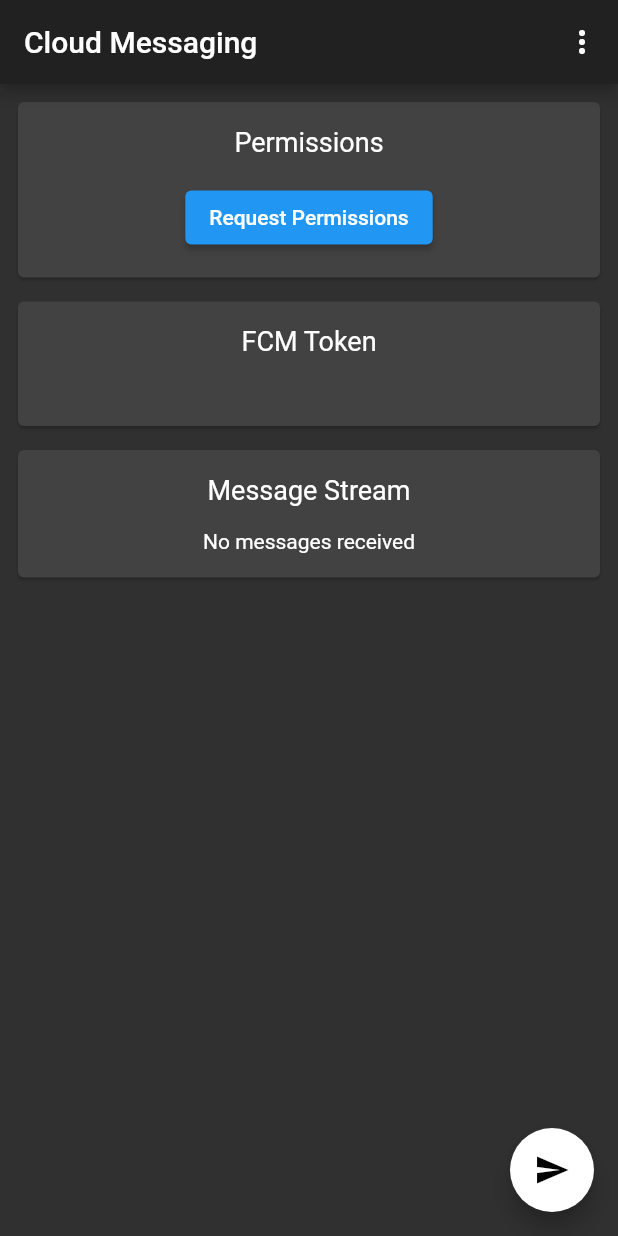
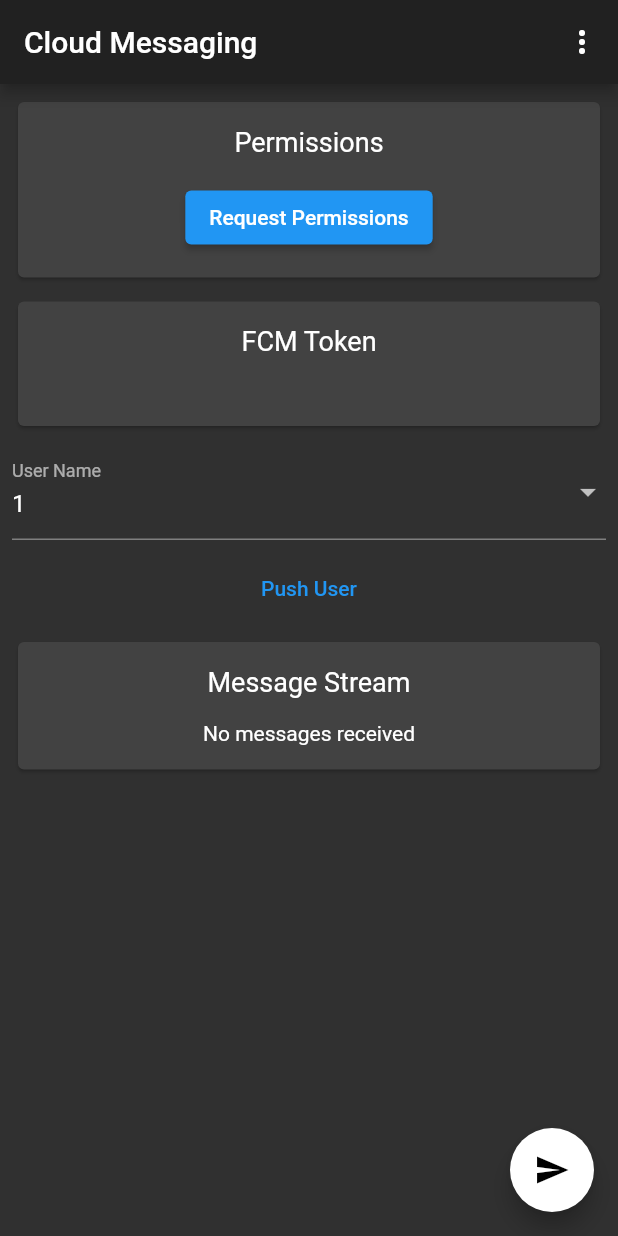
Before and after one commit to ahmednasser74/push_notification_flutter-, a Flutter app: the screen it shows after launch, after a tap on the "send" icon, on a phone screen of 412 x 824 dp. Run offline on Flutter 3.47's test engine with Material 2 defaults, Android fonts, the phone set to English and light mode, and no system bars; our stand-ins replace dio, firebase_core, firebase_messaging, flutter_local_notifications; accounts and stored records are empty; network calls fail.

Commit message:
push notification by user

```diff
--- a/lib/main.dart
+++ b/lib/main.dart
@@ -7,11 +7,11 @@
 import 'dart:async';
 import 'dart:convert';
 
+import 'package:dio/dio.dart';
 import 'package:firebase_core/firebase_core.dart';
 import 'package:firebase_messaging/firebase_messaging.dart';
 import 'package:flutter/foundation.dart';
 import 'package:flutter/material.dart';
-import 'package:http/http.dart' as http;
 import 'package:flutter_local_notifications/flutter_local_notifications.dart';
 
 import 'message.dart';
@@ -109,7 +109,7 @@ class Application extends StatefulWidget {
 }
 
 class _Application extends State<Application> {
-  String _token;
+  String _token, userId = '1';
   int _counter = 0;
 
   @override
@@ -182,12 +182,12 @@ class _Application extends State<Application> {
     }
 
     try {
-      await http.post(
-        Uri.parse('https://api.rnfirebase.io/messaging/send'),
-        headers: <String, String>{
+      await Dio().post(
+        'https://api.rnfirebase.io/messaging/send',
+        options: Options(headers: <String, String>{
           'Content-Type': 'application/json; charset=UTF-8',
-        },
-        body: constructFCMPayload(_token),
+        }),
+        data: constructFCMPayload(_token),
       );
       print('FCM request for device sent!');
     } catch (e) {
@@ -307,9 +307,55 @@ class _Application extends State<Application> {
                 ? const CircularProgressIndicator()
                 : Text(token, style: const TextStyle(fontSize: 12));
           })),
+          ChoiceUserWidget(
+            onChanged: (v) {
+              userId = v;
+            },
+          ),
+          TextButton(
+              onPressed: () async {
+                final dio = await Dio().post(
+                    'https://beta.toast.sa/api/user/token/update',
+                    queryParameters: {
+                      'userId': userId,
+                      'token': _token,
+                    });
+
+                print(dio.data);
+              },
+              child: Text('Push User')),
           MetaCard('Message Stream', MessageList()),
         ]),
       ),
+    );
+  }
+}
+
+class ChoiceUserWidget extends StatefulWidget {
+  const ChoiceUserWidget({this.onChanged});
+  final void Function(String v) onChanged;
+  @override
+  _ChoiceUserWidgetState createState() => _ChoiceUserWidgetState();
+}
+
+class _ChoiceUserWidgetState extends State<ChoiceUserWidget> {
+  String value = '1';
+  @override
+  Widget build(BuildContext context) {
+    return Padding(
+      padding: const EdgeInsets.all(8.0),
+      child: DropdownButtonFormField(
+          decoration: InputDecoration(labelText: 'User Name'),
+          onChanged: (v) {
+            setState(() {
+              value = v;
+              if (widget.onChanged != null) widget.onChanged(v);
+            });
+          },
+          value: value,
+          items: ['1', '2', '4', '5', '6', '7', '8', '9', '10']
+              .map((e) => DropdownMenuItem<String>(child: Text('$e'), value: e))
+              .toList(growable: false)),
     );
   }
 }
```
Also changed, not shown: pubspec.yaml (+3 -8 lines), pubspec.lock, 2 other files.
